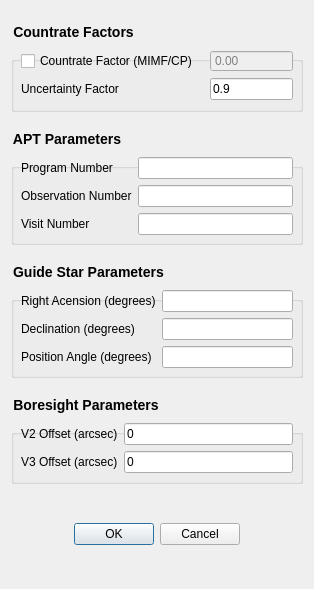
spacetelescope/jwst_magic, file fgs-commissioning/jwst_magic/segment_guiding/segmentGuidingDialog.ui: the form before one commit.
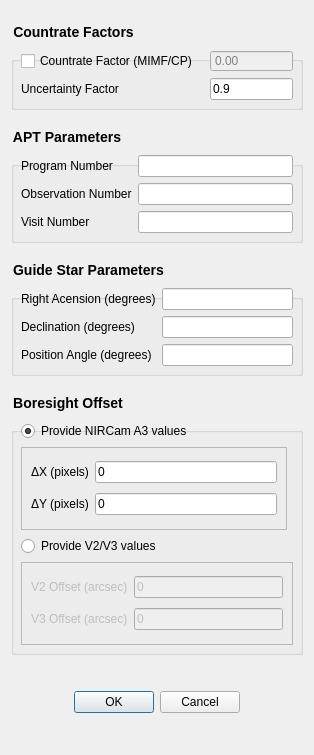
The form after the commit.

Commit message: JWSTFGS-47; Implement conversion of X/Y boresight input from dialog box; aesthetic/documentation updates to segment_guiding.py

What changed in the file:
```diff
--- a/fgs-commissioning/jwst_magic/segment_guiding/segmentGuidingDialog.ui
+++ b/fgs-commissioning/jwst_magic/segment_guiding/segmentGuidingDialog.ui
@@ -7,7 +7,7 @@
     <x>0</x>
     <y>0</y>
     <width>314</width>
-    <height>589</height>
+    <height>755</height>
    </rect>
   </property>
   <property name="windowTitle">
@@ -300,13 +300,60 @@
    </item>
    <item>
     <widget class="QGroupBox" name="groupBox_3">
+     <property name="minimumSize">
+      <size>
+       <width>0</width>
+       <height>260</height>
+      </size>
+     </property>
      <property name="styleSheet">
       <string notr="true">QGroupBox { font-size: 14px; font-weight: bold; margin-top: 16px } QGroupBox::title { top: -16px }</string>
      </property>
      <property name="title">
-      <string>Boresight Parameters</string>
+      <string>Boresight Offset</string>
      </property>
      <layout class="QGridLayout" name="gridLayout_3">
+      <item row="2" column="0" colspan="2">
+       <widget class="QRadioButton" name="radioButton_boresightV2V3">
+        <property name="text">
+         <string>Provide V2/V3 values</string>
+        </property>
+        <attribute name="buttonGroup">
+         <string notr="true">buttonGroup_boresight</string>
+        </attribute>
+       </widget>
+      </item>
+      <item row="0" column="0">
+       <widget class="QRadioButton" name="radioButton_boresightNIRCam">
+        <property name="text">
+         <string>Provide NIRCam A3 values</string>
+        </property>
+        <property name="checked">
+         <bool>true</bool>
+        </property>
+        <attribute name="buttonGroup">
+         <string notr="true">buttonGroup_boresight</string>
+        </attribute>
+       </widget>
+      </item>
+      <item row="3" column="0" colspan="2">
+       <widget class="QFrame" name="frame">
+        <property name="enabled">
+         <bool>false</bool>
+        </property>
+        <property name="minimumSize">
+         <size>
+          <width>0</width>
+          <height>40</height>
+         </size>
+        </property>
+        <property name="frameShape">
+         <enum>QFrame::StyledPanel</enum>
+        </property>
+        <property name="frameShadow">
+         <enum>QFrame::Raised</enum>
+        </property>
+        <layout class="QGridLayout" name="gridLayout_5">
       <item row="0" column="0">
        <widget class="QLabel" name="label_7">
         <property name="toolTip">
@@ -321,7 +368,7 @@
        </widget>
       </item>
       <item row="0" column="1">
-       <widget class="QLineEdit" name="lineEdit_V2">
+          <widget class="QLineEdit" name="lineEdit_boresightV2">
         <property name="toolTip">
          <string>Boresight offset in V2 in arcsec</string>
         </property>
@@ -347,7 +394,7 @@
        </widget>
       </item>
       <item row="1" column="1">
-       <widget class="QLineEdit" name="lineEdit_V3">
+          <widget class="QLineEdit" name="lineEdit_boresightV3">
         <property name="toolTip">
          <string>Boresight offset in V3 in arcsec</string>
         </property>
@@ -357,6 +404,55 @@
         <property name="text">
          <string>0</string>
         </property>
+          </widget>
+         </item>
+        </layout>
+       </widget>
+      </item>
+      <item row="1" column="0">
+       <widget class="QFrame" name="frame_2">
+        <property name="minimumSize">
+         <size>
+          <width>0</width>
+          <height>40</height>
+         </size>
+        </property>
+        <property name="frameShape">
+         <enum>QFrame::StyledPanel</enum>
+        </property>
+        <property name="frameShadow">
+         <enum>QFrame::Raised</enum>
+        </property>
+        <layout class="QGridLayout" name="gridLayout_6">
+         <item row="0" column="1">
+          <widget class="QLineEdit" name="lineEdit_boresightX">
+           <property name="text">
+            <string>0</string>
+           </property>
+          </widget>
+         </item>
+         <item row="0" column="0">
+          <widget class="QLabel" name="label_10">
+           <property name="text">
+            <string>ΔX (pixels)</string>
+           </property>
+          </widget>
+         </item>
+         <item row="1" column="0">
+          <widget class="QLabel" name="label_11">
+           <property name="text">
+            <string>ΔY (pixels)</string>
+           </property>
+          </widget>
+         </item>
+         <item row="1" column="1">
+          <widget class="QLineEdit" name="lineEdit_boresightY">
+           <property name="text">
+            <string>0</string>
+           </property>
+          </widget>
+         </item>
+        </layout>
        </widget>
       </item>
      </layout>
```
Left out of the diff: 43 changed lines with no effect on the pictures. Lines whose indentation alone changed are shown as unchanged. The commit also changes 1 other file.
